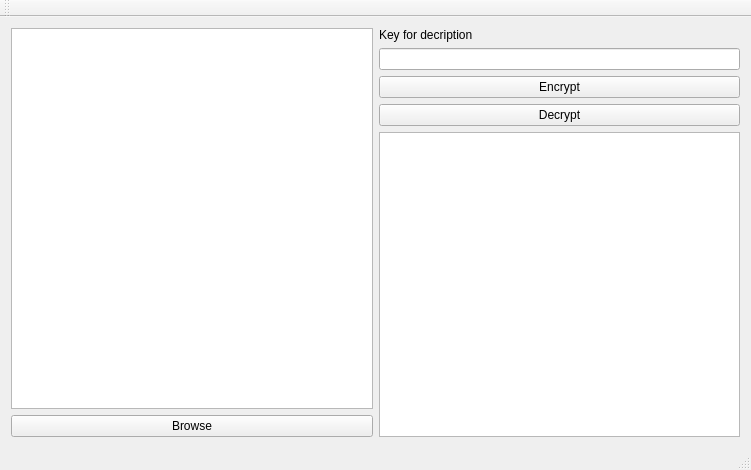
Before: the Qt Designer form mainwindow.ui in razvicu/EncryptionProject, drawn with Qt 5.
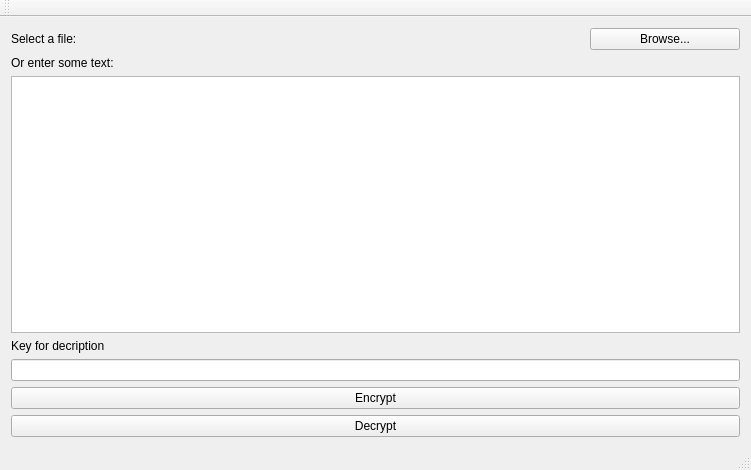
After: the same form once the commit is applied.

The edit to the form file:
```diff
--- a/mainwindow.ui
+++ b/mainwindow.ui
@@ -14,11 +14,59 @@
    <string>MainWindow</string>
   </property>
   <widget class="QWidget" name="centralWidget">
-   <layout class="QGridLayout" name="gridLayout_2">
-    <item row="0" column="1">
+   <layout class="QVBoxLayout" name="verticalLayout_3">
+    <item>
+     <layout class="QGridLayout" name="gridLayout">
+      <item row="0" column="0">
+       <layout class="QHBoxLayout" name="horizontalLayout">
+        <item>
+         <widget class="QLabel" name="label_2">
+          <property name="text">
+           <string>Select a file:</string>
+          </property>
+         </widget>
+        </item>
+        <item>
+         <widget class="QPushButton" name="pushButton">
+          <property name="maximumSize">
+           <size>
+            <width>150</width>
+            <height>16777215</height>
+           </size>
+          </property>
+          <property name="text">
+           <string>Browse...</string>
+          </property>
+         </widget>
+        </item>
+       </layout>
+      </item>
+      <item row="1" column="0">
+       <layout class="QVBoxLayout" name="verticalLayout">
+        <item>
+         <widget class="QLabel" name="label_3">
+          <property name="text">
+           <string>Or enter some text:</string>
+          </property>
+         </widget>
+        </item>
+        <item>
+         <widget class="QPlainTextEdit" name="plainTextEdit"/>
+        </item>
+       </layout>
+      </item>
+     </layout>
+    </item>
+    <item>
      <layout class="QVBoxLayout" name="verticalLayout_2">
       <item>
        <widget class="QLabel" name="label">
+        <property name="maximumSize">
+         <size>
+          <width>350</width>
+          <height>100</height>
+         </size>
+        </property>
         <property name="text">
          <string>Key for decription</string>
         </property>
@@ -38,23 +86,6 @@
        <widget class="QPushButton" name="decryptionButton">
         <property name="text">
          <string>Decrypt</string>
-        </property>
-       </widget>
-      </item>
-      <item>
-       <widget class="QPlainTextEdit" name="encryptedTextEdit"/>
-      </item>
-     </layout>
-    </item>
-    <item row="0" column="0">
-     <layout class="QVBoxLayout" name="verticalLayout">
-      <item>
-       <widget class="QPlainTextEdit" name="plainTextEdit"/>
-      </item>
-      <item>
-       <widget class="QPushButton" name="pushButton">
-        <property name="text">
-         <string>Browse</string>
         </property>
        </widget>
       </item>
```
